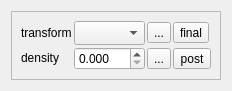
The window that trunk/qosmic/ui/selecttrianglewidget.ui (bitsed/qosmic) describes before a commit, drawn with Qt 5.
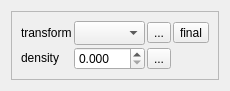
The same window after the commit. Icons and pictures are not drawn. Custom widgets are drawn as their Qt base class.

```diff
--- a/trunk/qosmic/ui/selecttrianglewidget.ui
+++ b/trunk/qosmic/ui/selecttrianglewidget.ui
@@ -6,8 +6,8 @@
    <rect>
     <x>0</x>
     <y>0</y>
-    <width>212</width>
-    <height>84</height>
+    <width>211</width>
+    <height>83</height>
    </rect>
   </property>
   <property name="windowTitle">
@@ -171,29 +171,6 @@
         </property>
        </widget>
       </item>
-      <item row="1" column="3">
-       <widget class="QToolButton" name="m_animateButton">
-        <property name="sizePolicy">
-         <sizepolicy hsizetype="Maximum" vsizetype="Maximum">
-          <horstretch>0</horstretch>
-          <verstretch>0</verstretch>
-         </sizepolicy>
-        </property>
-        <property name="toolTip">
-         <string>animate this transform in the electricsheep loop</string>
-        </property>
-        <property name="text">
-         <string>post</string>
-        </property>
-        <property name="icon">
-         <iconset resource="../qosmic.qrc">
-          <normaloff>:/icons/silk/film.xpm</normaloff>:/icons/silk/film.xpm</iconset>
-        </property>
-        <property name="checkable">
-         <bool>true</bool>
-        </property>
-       </widget>
-      </item>
      </layout>
     </widget>
    </item>
```
